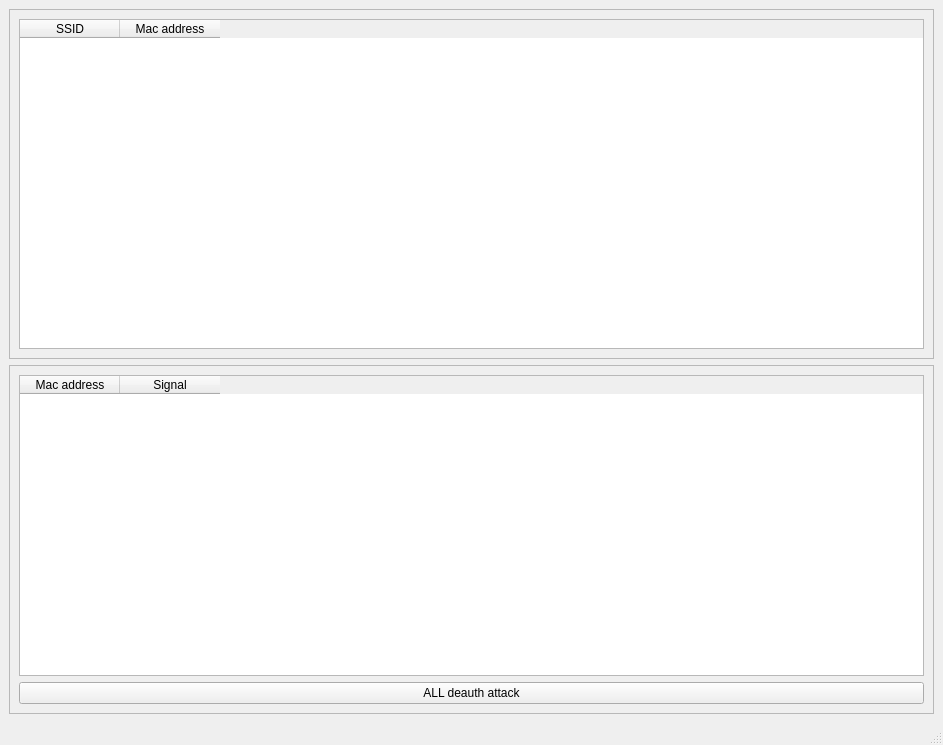
The window that mainwindow.ui (qudwns2052/NetKillerW) describes before a commit, drawn with Qt 5.
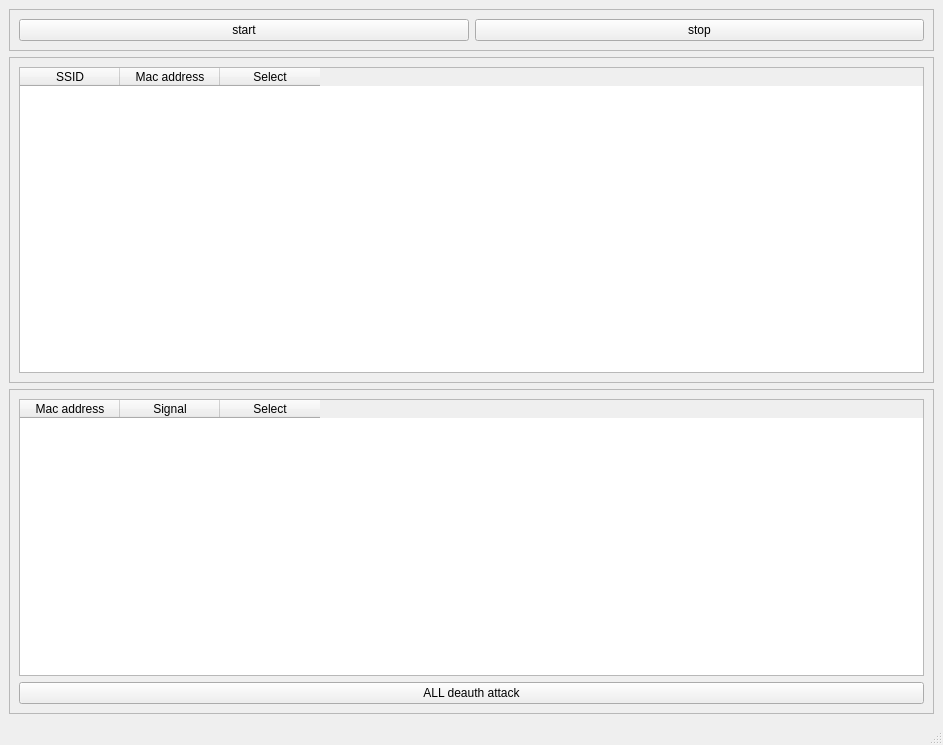
The same window after the commit.

Patch:
```diff
--- a/mainwindow.ui
+++ b/mainwindow.ui
@@ -15,6 +15,32 @@
   </property>
   <widget class="QWidget" name="centralwidget">
    <layout class="QVBoxLayout" name="verticalLayout">
+    <item>
+     <widget class="QFrame" name="frame">
+      <property name="frameShape">
+       <enum>QFrame::StyledPanel</enum>
+      </property>
+      <property name="frameShadow">
+       <enum>QFrame::Raised</enum>
+      </property>
+      <layout class="QHBoxLayout" name="horizontalLayout">
+       <item>
+        <widget class="QPushButton" name="btn_start">
+         <property name="text">
+          <string>start</string>
+         </property>
+        </widget>
+       </item>
+       <item>
+        <widget class="QPushButton" name="btn_stop">
+         <property name="text">
+          <string>stop</string>
+         </property>
+        </widget>
+       </item>
+      </layout>
+     </widget>
+    </item>
     <item>
      <widget class="QFrame" name="frame_3">
       <property name="frameShape">
@@ -36,6 +62,11 @@
            <string>Mac address</string>
           </property>
          </column>
+         <column>
+          <property name="text">
+           <string>Select</string>
+          </property>
+         </column>
         </widget>
        </item>
       </layout>
@@ -62,6 +93,11 @@
            <string>Signal</string>
           </property>
          </column>
+         <column>
+          <property name="text">
+           <string>Select</string>
+          </property>
+         </column>
         </widget>
        </item>
        <item>
```
Left out of the diff: 12 changed lines with no effect on the pictures.
